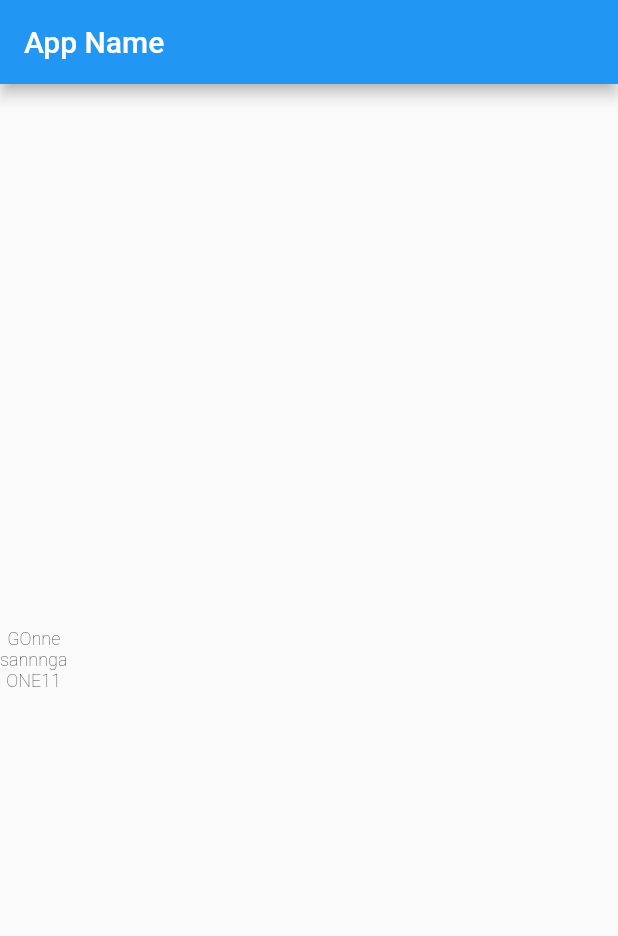
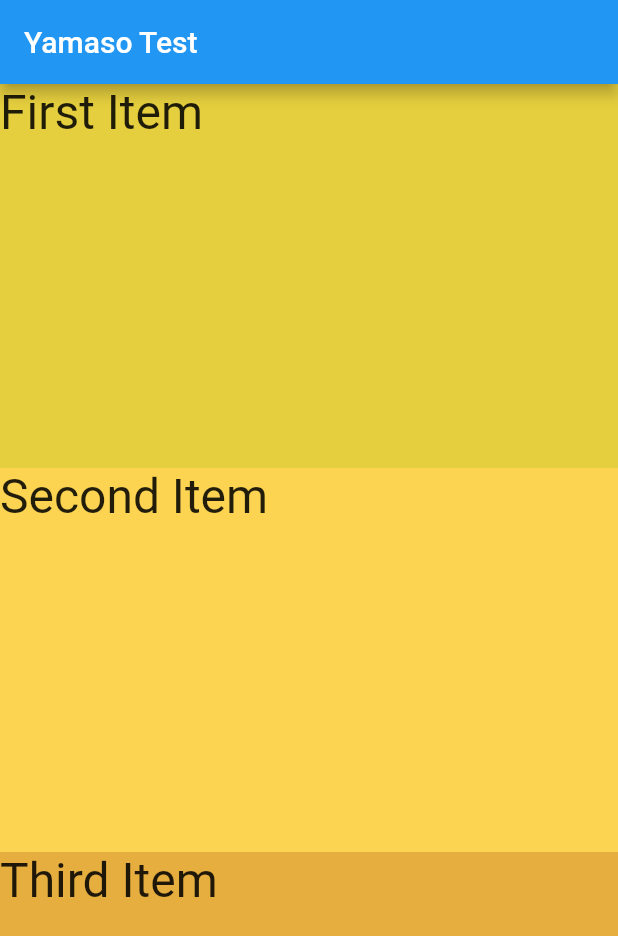
Before and after one commit to yamaso/flutter_test, a Flutter app: the screen it shows after launch, on a phone screen of 412 x 824 dp. Shown: the top 936 px of the screen. Run offline on Flutter 3.47's test engine with Material 2 defaults, Android fonts, the phone set to English and light mode, and no system bars.

Commit message:
ColumnとExpandedのテスト

```diff
--- a/lib/main.dart
+++ b/lib/main.dart
@@ -31,41 +31,59 @@ class _MyHomePageState extends State<MyHomePage> {
   Widget build(BuildContext context) {
     return new Scaffold(
       appBar: new AppBar(
-        title: new Text('App Name'),
+        title: new Text('Yamaso Test'),
       ),
       body:
       new Column(
-          mainAxisAlignment: MainAxisAlignment.center,
-          mainAxisSize: MainAxisSize.max,
-          crossAxisAlignment: CrossAxisAlignment.center,
+          crossAxisAlignment: CrossAxisAlignment.stretch,
           children: <Widget>[
-            new Text(
-              "GOnne",
-              style: new TextStyle(fontSize:12.0,
-                  color: const Color(0xFF000000),
-                  fontWeight: FontWeight.w200,
-                  fontFamily: "Roboto"),
+            new Expanded(
+              child:Container(
+                color: const Color(0xFFE6CF3E),
+                child: Text(
+                  'First Item',
+                  style: TextStyle(
+                    fontSize: 32.0,
+                    fontWeight: FontWeight.w400,
+                    fontFamily: "Roboto",
+                  ),
+                ),
+              ),
             ),
 
-            new Text(
-              "sannnga",
-              style: new TextStyle(fontSize:12.0,
-                  color: const Color(0xFF000000),
-                  fontWeight: FontWeight.w200,
-                  fontFamily: "Roboto"),
+            new Expanded(
+              child:Container(
+                color: const Color(0xFFFCD451),
+                child: Text(
+                  'Second Item',
+                  style: TextStyle(
+                    fontSize: 32.0,
+                    fontWeight: FontWeight.w400,
+                    fontFamily: "Roboto",
+                  ),
+                ),
+              ),
             ),
 
-            new Text(
-              "ONE11",
-              style: new TextStyle(fontSize:12.0,
-                  color: const Color(0xFF000000),
-                  fontWeight: FontWeight.w200,
-                  fontFamily: "Roboto"),
-            )
+            new Expanded(
+              child:Container(
+                color: const Color(0xFFE6AE3E),
+                child: Text(
+                  'Third Item',
+                  style: TextStyle(
+                    fontSize: 32.0,
+                    fontWeight: FontWeight.w400,
+                    fontFamily: "Roboto",
+                  ),
+                ),
+              ),
+            ),
+
           ]
 
       ),
 
     );
   }
+  void fabPressed() {}
 }
```
